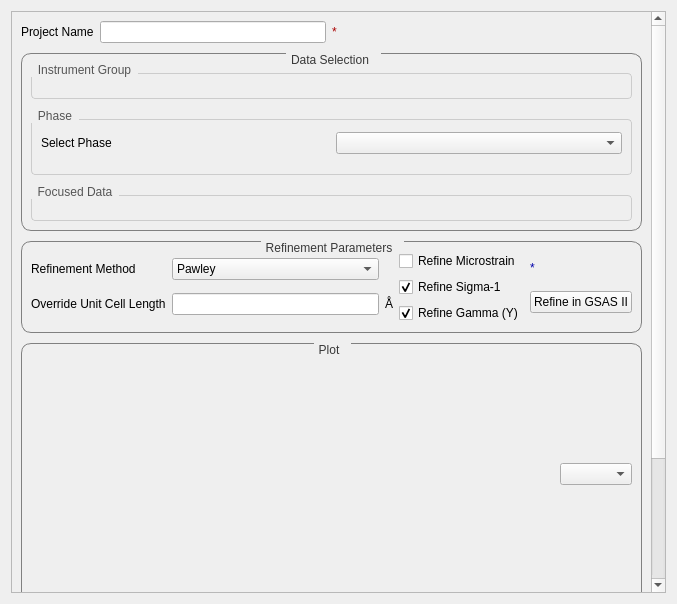
Above: qt/python/mantidqtinterfaces/mantidqtinterfaces/Engineering/gui/engineering_diffraction/tabs/gsas2/gsas2_tab.ui from mantidproject/mantid before the change. Below: the same form after it.
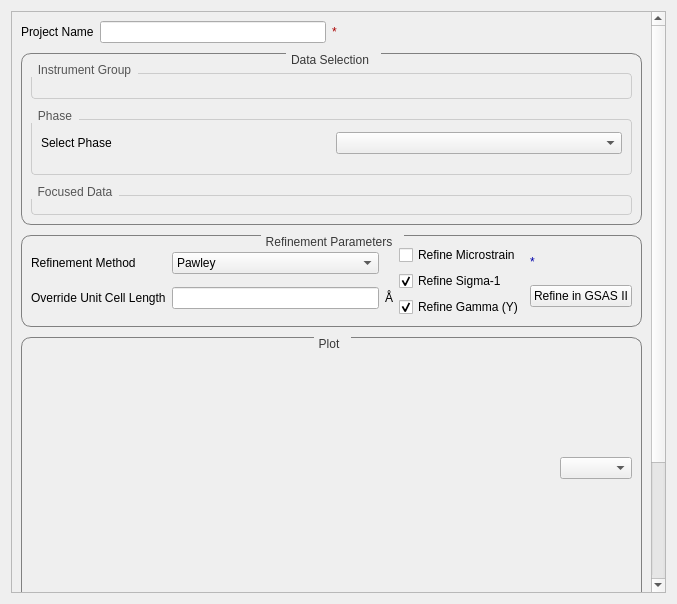
That is the form after the change. Custom widgets are drawn as their Qt base class.

Commit message: reduce ui whitespace

What changed in the file:
```diff
--- a/qt/python/mantidqtinterfaces/mantidqtinterfaces/Engineering/gui/engineering_diffraction/tabs/gsas2/gsas2_tab.ui
+++ b/qt/python/mantidqtinterfaces/mantidqtinterfaces/Engineering/gui/engineering_diffraction/tabs/gsas2/gsas2_tab.ui
@@ -310,12 +310,6 @@
 }</string>
            </property>
            <layout class="QVBoxLayout" name="focused_data_layout">
-            <property name="topMargin">
-             <number>12</number>
-            </property>
-            <property name="bottomMargin">
-             <number>12</number>
-            </property>
             <item>
              <widget class="FilteredFileFinderWidget" name="focused_data_file_finder" native="true"/>
             </item>
```
